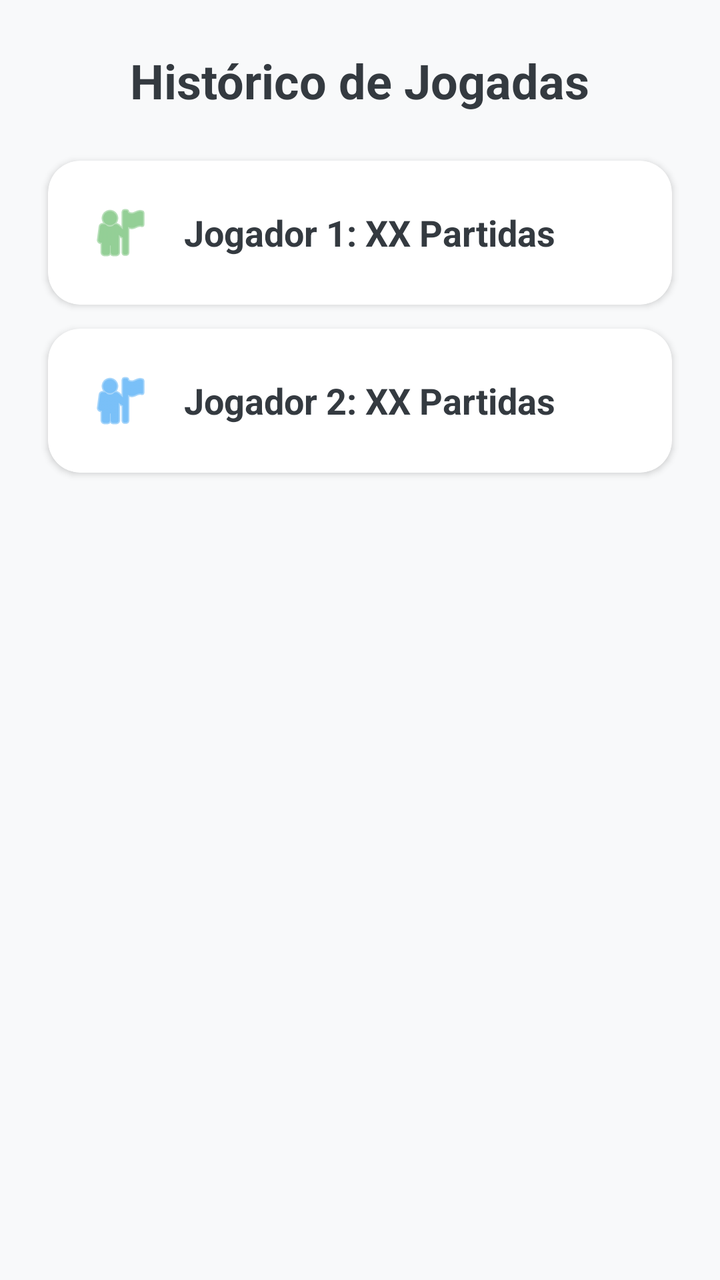
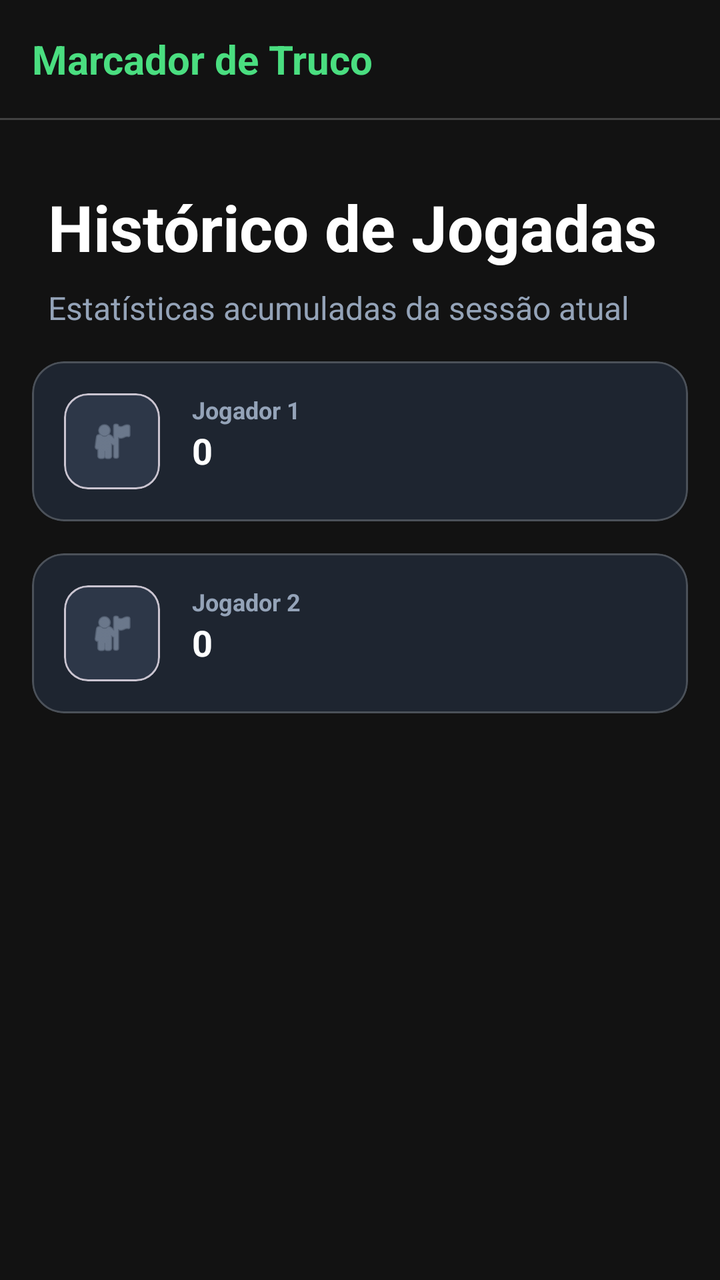

Two renders of the same Android screen: before a commit and after it. Below are the layout's source before the change and the commit's diff.
<!-- AndroidManifest.xml: application theme Theme.AvaliacaoTruco -->
<!-- res/layout/activity_historico.xml -->
<?xml version="1.0" encoding="utf-8"?>
<LinearLayout xmlns:android="http://schemas.android.com/apk/res/android"
    xmlns:app="http://schemas.android.com/apk/res-auto"
    xmlns:tools="http://schemas.android.com/tools"
    android:id="@+id/main"
    android:layout_width="match_parent"
    android:layout_height="match_parent"
    android:orientation="vertical"
    android:padding="16dp"
    android:background="#F8F9FA"
    android:gravity="center_horizontal"
    tools:context=".HistoricoActivity">

    <TextView
        android:layout_width="wrap_content"
        android:layout_height="wrap_content"
        android:text="@string/titulo_historico"
        android:textSize="24sp"
        android:textStyle="bold"
        android:textColor="#343A40"
        android:layout_marginBottom="24dp"
        android:layout_marginTop="8dp"
        android:layout_marginHorizontal="16dp"/>

    <androidx.cardview.widget.CardView
        android:layout_width="match_parent"
        android:layout_height="wrap_content"
        android:layout_marginBottom="12dp"
        android:layout_marginHorizontal="8dp"
        app:cardCornerRadius="16dp"
        app:cardElevation="2dp">

        <TextView
            android:id="@+id/tvHistoricoJ1"
            android:layout_width="match_parent"
            android:layout_height="wrap_content"
            android:padding="20dp"
            android:gravity="center_vertical"
            android:text="@string/part_jogador1"
            android:textSize="18sp"
            android:textColor="#343A40"
            android:textStyle="bold"
            app:drawableStartCompat="@android:drawable/ic_menu_myplaces"
            android:drawablePadding="16dp"
            app:drawableTint="#4CAF50" />
    </androidx.cardview.widget.CardView>

    <androidx.cardview.widget.CardView
        android:layout_width="match_parent"
        android:layout_height="wrap_content"
        android:layout_marginBottom="24dp"
        android:layout_marginHorizontal="8dp"
        app:cardCornerRadius="16dp"
        app:cardElevation="2dp">

        <TextView
            android:id="@+id/tvHistoricoJ2"
            android:layout_width="match_parent"
            android:layout_height="wrap_content"
            android:padding="20dp"
            android:gravity="center_vertical"
            android:text="@string/part_jogador2"
            android:textSize="18sp"
            android:textColor="#343A40"
            android:textStyle="bold"
            app:drawableStartCompat="@android:drawable/ic_menu_myplaces"
            android:drawablePadding="16dp"
            app:drawableTint="#2196F3" />
    </androidx.cardview.widget.CardView>
</LinearLayout>
<!-- resources referenced by this layout -->
<resources>
  <string name="part_jogador1">Jogador 1: XX Partidas</string>
  <string name="part_jogador2">Jogador 2: XX Partidas</string>
  <string name="titulo_historico">Histórico de Jogadas</string>
  <style name="Theme.AvaliacaoTruco" parent="Base.Theme.AvaliacaoTruco" />
  <style name="Base.Theme.AvaliacaoTruco" parent="Theme.Material3.DayNight.NoActionBar">
          
          
      </style>
</resources>

<!-- the commit's change to res/layout/activity_historico.xml (unified diff, before → after) -->
@@ -1,70 +1,188 @@
 <?xml version="1.0" encoding="utf-8"?>
-<LinearLayout xmlns:android="http://schemas.android.com/apk/res/android"
+<androidx.constraintlayout.widget.ConstraintLayout xmlns:android="http://schemas.android.com/apk/res/android"
     xmlns:app="http://schemas.android.com/apk/res-auto"
     xmlns:tools="http://schemas.android.com/tools"
     android:id="@+id/main"
     android:layout_width="match_parent"
     android:layout_height="match_parent"
-    android:orientation="vertical"
-    android:padding="16dp"
-    android:background="#F8F9FA"
-    android:gravity="center_horizontal"
+    android:background="@color/background_dark"
     tools:context=".HistoricoActivity">
 
+    <androidx.constraintlayout.widget.ConstraintLayout
+        android:id="@+id/topBar"
+        android:layout_width="match_parent"
+        android:layout_height="wrap_content"
+        android:padding="16dp"
+        app:layout_constraintTop_toTopOf="parent">
+
+        <TextView
+            android:layout_width="wrap_content"
+            android:layout_height="wrap_content"
+            android:text="@string/titulo_inicial"
+            android:textColor="@color/neon_green"
+            android:textSize="20sp"
+            android:textStyle="bold"
+            app:layout_constraintBottom_toBottomOf="parent"
+            app:layout_constraintStart_toStartOf="parent"
+            app:layout_constraintTop_toTopOf="parent" />
+
+    </androidx.constraintlayout.widget.ConstraintLayout>
+
+    <View
+        android:id="@+id/topDivider"
+        android:layout_width="match_parent"
+        android:layout_height="1dp"
+        android:background="#33FFFFFF"
+        app:layout_constraintTop_toBottomOf="@id/topBar" />
+
     <TextView
+        android:id="@+id/tvTitle"
         android:layout_width="wrap_content"
         android:layout_height="wrap_content"
+        android:layout_marginTop="32dp"
+        android:layout_marginStart="24dp"
         android:text="@string/titulo_historico"
-        android:textSize="24sp"
+        android:textColor="@color/white"
+        android:textSize="32sp"
         android:textStyle="bold"
-        android:textColor="#343A40"
-        android:layout_marginBottom="24dp"
+        app:layout_constraintStart_toStartOf="parent"
+        app:layout_constraintTop_toBottomOf="@id/topDivider" />
+
+    <TextView
+        android:id="@+id/tvSubTitle"
+        android:layout_width="wrap_content"
+        android:layout_height="wrap_content"
         android:layout_marginTop="8dp"
-        android:layout_marginHorizontal="16dp"/>
+        android:layout_marginStart="24dp"
+        android:text="@string/sub_titulo_historico"
+        android:textColor="@color/text_secondary"
+        android:textSize="16sp"
+        app:layout_constraintStart_toStartOf="parent"
+        app:layout_constraintTop_toBottomOf="@id/tvTitle" />
 
-    <androidx.cardview.widget.CardView
+    <LinearLayout
         android:layout_width="match_parent"
-        android:layout_height="wrap_content"
-        android:layout_marginBottom="12dp"
-        android:layout_marginHorizontal="8dp"
-        app:cardCornerRadius="16dp"
-        app:cardElevation="2dp">
+        android:layout_height="0dp"
+        android:orientation="vertical"
+        android:padding="16dp"
+        app:layout_constraintBottom_toBottomOf="parent"
+        app:layout_constraintTop_toBottomOf="@id/tvSubTitle">
 
-        <TextView
-            android:id="@+id/tvHistoricoJ1"
+        <com.google.android.material.card.MaterialCardView
             android:layout_width="match_parent"
             android:layout_height="wrap_content"
-            android:padding="20dp"
-            android:gravity="center_vertical"
-            android:text="@string/part_jogador1"
-            android:textSize="18sp"
-            android:textColor="#343A40"
-            android:textStyle="bold"
-            app:drawableStartCompat="@android:drawable/ic_menu_myplaces"
-            android:drawablePadding="16dp"
-            app:drawableTint="#4CAF50" />
-    </androidx.cardview.widget.CardView>
+            android:layout_marginBottom="16dp"
+            app:cardBackgroundColor="@color/card_background"
+            app:cardCornerRadius="16dp"
+            app:strokeColor="#33FFFFFF"
+            app:strokeWidth="1dp">
 
-    <androidx.cardview.widget.CardView
-        android:layout_width="match_parent"
-        android:layout_height="wrap_content"
-        android:layout_marginBottom="24dp"
-        android:layout_marginHorizontal="8dp"
-        app:cardCornerRadius="16dp"
-        app:cardElevation="2dp">
+            <androidx.constraintlayout.widget.ConstraintLayout
+                android:layout_width="match_parent"
+                android:layout_height="wrap_content"
+                android:padding="16dp">
 
-        <TextView
-            android:id="@+id/tvHistoricoJ2"
+                <com.google.android.material.card.MaterialCardView
+                    android:id="@+id/cvIconJ1"
+                    android:layout_width="48dp"
+                    android:layout_height="48dp"
+                    app:cardBackgroundColor="@color/button_inactive"
+                    app:cardCornerRadius="12dp"
+                    app:layout_constraintStart_toStartOf="parent"
+                    app:layout_constraintTop_toTopOf="parent">
+
+                    <ImageView
+                        android:layout_width="24dp"
+                        android:layout_height="24dp"
+                        android:layout_gravity="center"
+                        android:contentDescription="@null"
+                        android:src="@android:drawable/ic_menu_myplaces"
+                        app:tint="@color/text_secondary" />
+                </com.google.android.material.card.MaterialCardView>
+
+                <TextView
+                    android:id="@+id/tvNomeJ1"
+                    android:layout_width="wrap_content"
+                    android:layout_height="wrap_content"
+                    android:layout_marginStart="16dp"
+                    android:text="@string/jogador1"
+                    android:textColor="@color/text_secondary"
+                    android:textSize="12sp"
+                    android:textStyle="bold"
+                    app:layout_constraintStart_toEndOf="@id/cvIconJ1"
+                    app:layout_constraintTop_toTopOf="@id/cvIconJ1" />
+
+                <TextView
+                    android:id="@+id/tvVitoriasJ1"
+                    android:layout_width="wrap_content"
+                    android:layout_height="wrap_content"
+                    android:text="0"
+                    android:textColor="@color/white"
+                    android:textSize="18sp"
+                    android:textStyle="bold"
+                    app:layout_constraintStart_toStartOf="@id/tvNomeJ1"
+                    app:layout_constraintTop_toBottomOf="@id/tvNomeJ1" />
+
+            </androidx.constraintlayout.widget.ConstraintLayout>
+        </com.google.android.material.card.MaterialCardView>
+
+        <com.google.android.material.card.MaterialCardView
             android:layout_width="match_parent"
             android:layout_height="wrap_content"
-            android:padding="20dp"
-            android:gravity="center_vertical"
-            android:text="@string/part_jogador2"
-            android:textSize="18sp"
-            android:textColor="#343A40"
-            android:textStyle="bold"
-            app:drawableStartCompat="@android:drawable/ic_menu_myplaces"
-            android:drawablePadding="16dp"
-            app:drawableTint="#2196F3" />
-    </androidx.cardview.widget.CardView>
-</LinearLayout>
+            app:cardBackgroundColor="@color/card_background"
+            app:cardCornerRadius="16dp"
+            app:strokeColor="#33FFFFFF"
+            app:strokeWidth="1dp">
+
+            <androidx.constraintlayout.widget.ConstraintLayout
+                android:layout_width="match_parent"
+                android:layout_height="wrap_content"
+                android:padding="16dp">
+
+                <com.google.android.material.card.MaterialCardView
+                    android:id="@+id/cvIconJ2"
+                    android:layout_width="48dp"
+                    android:layout_height="48dp"
+                    app:cardBackgroundColor="@color/button_inactive"
+                    app:cardCornerRadius="12dp"
+                    app:layout_constraintStart_toStartOf="parent"
+                    app:layout_constraintTop_toTopOf="parent">
+
+                    <ImageView
+                        android:layout_width="24dp"
+                        android:layout_height="24dp"
+                        android:layout_gravity="center"
+                        android:contentDescription="@null"
+                        android:src="@android:drawable/ic_menu_myplaces"
+                        app:tint="@color/text_secondary" />
+                </com.google.android.material.card.MaterialCardView>
+
+                <TextView
+                    android:id="@+id/tvNomeJ2"
+                    android:layout_width="wrap_content"
+                    android:layout_height="wrap_content"
+                    android:layout_marginStart="16dp"
+                    android:text="@string/jogador2"
+                    android:textColor="@color/text_secondary"
+                    android:textSize="12sp"
+                    android:textStyle="bold"
+                    app:layout_constraintStart_toEndOf="@id/cvIconJ2"
+                    app:layout_constraintTop_toTopOf="@id/cvIconJ2" />
+
+                <TextView
+                    android:id="@+id/tvVitoriasJ2"
+                    android:layout_width="wrap_content"
+                    android:layout_height="wrap_content"
+                    android:text="0"
+                    android:textColor="@color/white"
+                    android:textSize="18sp"
+                    android:textStyle="bold"
+                    app:layout_constraintStart_toStartOf="@id/tvNomeJ2"
+                    app:layout_constraintTop_toBottomOf="@id/tvNomeJ2" />
+
+            </androidx.constraintlayout.widget.ConstraintLayout>
+        </com.google.android.material.card.MaterialCardView>
+
+    </LinearLayout>
+
+</androidx.constraintlayout.widget.ConstraintLayout>
<!-- resource entries referenced after the edit -->
@@ -1,8 +1,16 @@
 <!-- resources referenced by this layout -->
 <resources>
-  <string name="part_jogador1">Jogador 1: XX Partidas</string>
-  <string name="part_jogador2">Jogador 2: XX Partidas</string>
+  <color name="background_dark">#121212</color>
+  <color name="button_inactive">#2d3748</color>
+  <color name="card_background">#1E2530</color>
+  <color name="neon_green">#4ade80</color>
+  <color name="text_secondary">#94a3b8</color>
+  <color name="white">#FFFFFFFF</color>
+  <string name="jogador1">Jogador 1</string>
+  <string name="jogador2">Jogador 2</string>
+  <string name="sub_titulo_historico">Estatísticas acumuladas da sessão atual</string>
   <string name="titulo_historico">Histórico de Jogadas</string>
+  <string name="titulo_inicial">Marcador de Truco</string>
   <style name="Theme.AvaliacaoTruco" parent="Base.Theme.AvaliacaoTruco" />
   <style name="Base.Theme.AvaliacaoTruco" parent="Theme.Material3.DayNight.NoActionBar">
           
